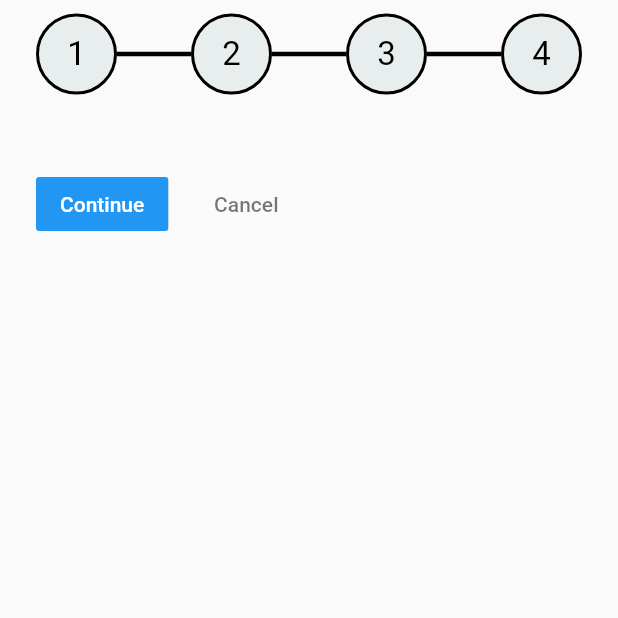
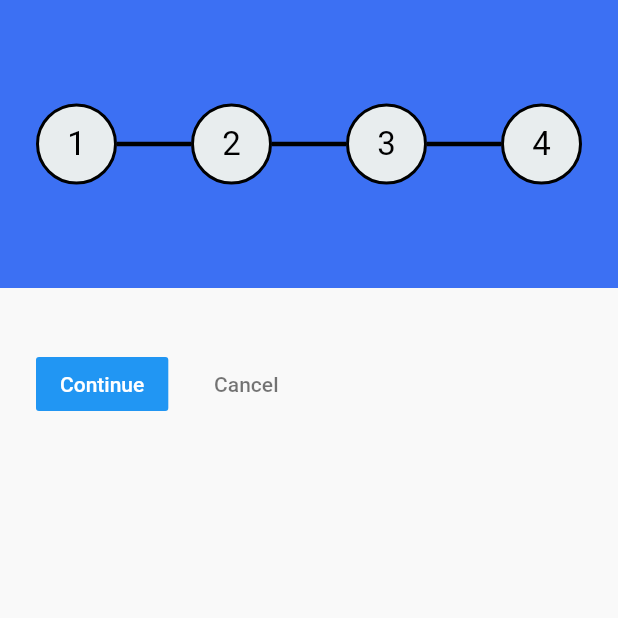
Before and after one commit to vikasp52/register_flutter_app, a Flutter app: the screen it shows after launch, on a phone screen of 412 x 824 dp, the top half of it. Run offline on Flutter 3.47's test engine with Material 2 defaults, Android fonts, the phone set to English and light mode, and no system bars; statements that could not run were skipped.

Commit message:
Implemented the stepper design

```diff
--- a/lib/main.dart
+++ b/lib/main.dart
@@ -1,16 +1,16 @@
 import 'package:flutter/material.dart';
+import 'package:registerflutterapp/utils/colors.dart';
 import 'package:registerflutterapp/widget/custom_background.dart';
 import 'package:registerflutterapp/widget/custom_stepper.dart';
 
 void main() => runApp(MyApp());
-
-//e8eced
 
 class MyApp extends StatelessWidget {
   @override
   Widget build(BuildContext context) {
     return MaterialApp(
       title: 'Flutter Demo',
+      debugShowCheckedModeBanner: false,
       theme: ThemeData(
         primarySwatch: Colors.blue,
       ),
@@ -52,24 +52,43 @@ class _MyHomePageState extends State<MyHomePage> {
 
   @override
   Widget build(BuildContext context) {
-    return SafeArea(
-      child: Scaffold(
-        body: Column(
-          children: <Widget>[
-            Expanded(
+    return Scaffold(
+      backgroundColor: AllColors().backgroundColor,
+      body: Column(
+        mainAxisSize: MainAxisSize.min,
+        children: <Widget>[
+          Expanded(
+            child: Theme(
+              data: ThemeData(
+                canvasColor: AllColors().stepperBackgroundColor,
+              ),
               child: CustomStepper(
                 type: CustomStepperType.horizontal,
                 currentStep: this.stepCounter,
                 steps: steps,
                 controlsBuilder: (BuildContext context,
                     {VoidCallback onStepContinue, VoidCallback onStepCancel}) {
-                  if (stepCounter == 1) {
+                  if (stepCounter == 0) {
                     return MaterialButton(
-                        onPressed: onStepContinue, child: Text('Vikas1'));
+                        color: Colors.amber,
+                        onPressed: onStepContinue,
+                        child: Text('Vikas1'));
+                  } else if (stepCounter == 1) {
+                    return MaterialButton(
+                        color: Colors.grey,
+                        onPressed: onStepContinue,
+                        child: Text('Vikas2'));
                   } else if (stepCounter == 2) {
-                    return Text('Vikas2');
-                  } else if (stepCounter == 3) {
-                    return Text('Vikas3');
+                    return MaterialButton(
+                        color: Colors.blueAccent,
+                        onPressed: onStepContinue,
+                        child: Text('Vikas3'));
+                  }
+                  else if (stepCounter == 3) {
+                    return MaterialButton(
+                        color: Colors.cyan,
+                        onPressed: onStepContinue,
+                        child: Text('Vikas4'));
                   }
                   return Text('Vikas ');
                 },
@@ -87,8 +106,8 @@ class _MyHomePageState extends State<MyHomePage> {
                 },
               ),
             ),
-          ],
-        ),
+          ),
+        ],
       ),
     );
   }
--- /dev/null
+++ b/lib/utils/colors.dart
@@ -0,0 +1,11 @@
+
+import 'package:flutter/material.dart';
+
+class AllColors{
+  Color stepperBackgroundColor = const Color(0xff3c70f3);
+  Color selectedStepperBackgroundColor = const Color(0xff67aa51);
+  Color nextButtonBackgroundColor = const Color(0xff6f9cef);
+  Color labelColor = const Color(0xffd4d4d4);
+  Color backgroundColor = const Color(0xfff9f9f9);
+
+}
--- a/lib/widget/custom_stepper.dart
+++ b/lib/widget/custom_stepper.dart
@@ -4,6 +4,7 @@
 
 import 'package:flutter/material.dart';
 import 'package:flutter/widgets.dart';
+import 'package:registerflutterapp/utils/colors.dart';
 
 /*
 import 'button_theme.dart';
@@ -647,10 +648,14 @@ class _CustomStepperState extends State<CustomStepper> with TickerProviderStateM
 
     return Column(
       children: <Widget>[
-        Material(
-          elevation: 0.0,
+        Container(
+          decoration: BoxDecoration(
+            color: AllColors().stepperBackgroundColor,
+              //borderRadius: BorderRadius.only(bottomLeft: Radius.circular(40)),
+              //border: Border.all(width: 3,color: Colors.green,style: BorderStyle.solid)
+          ),
           child: Container(
-            margin: const EdgeInsets.symmetric(horizontal: 24.0),
+            margin: const EdgeInsets.symmetric(horizontal: 24.0, vertical: 60.0),
             child: Row(
               children: children,
             ),
```
Also changed, not shown: lib/screens/step1_screen.dart (added).
